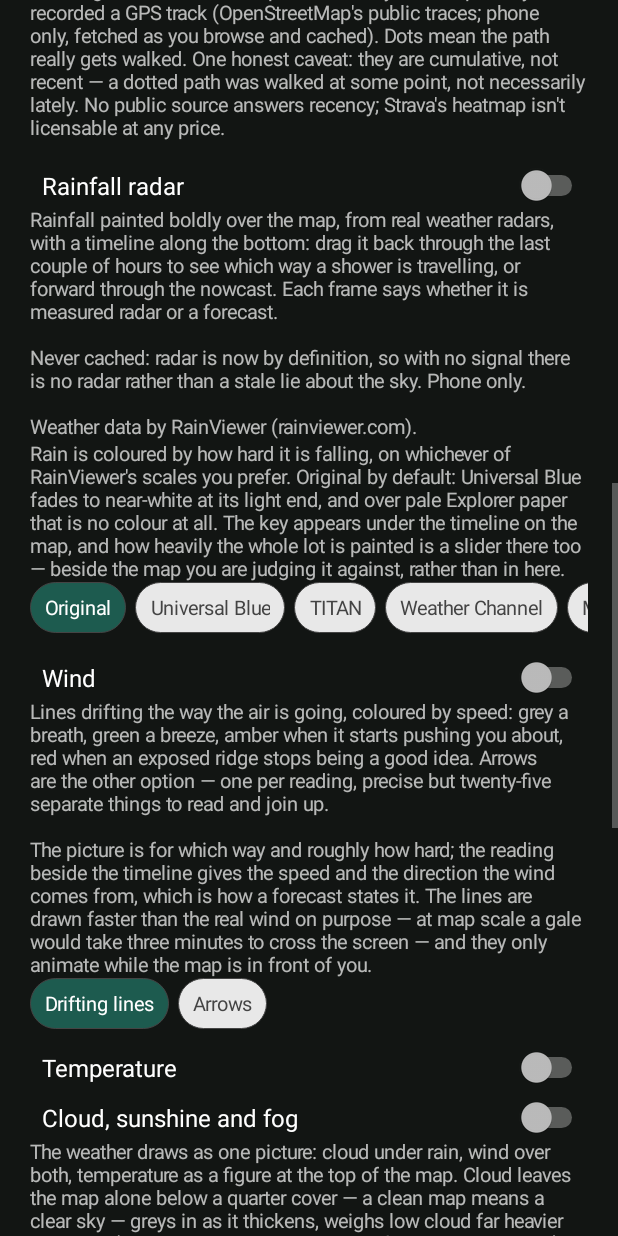
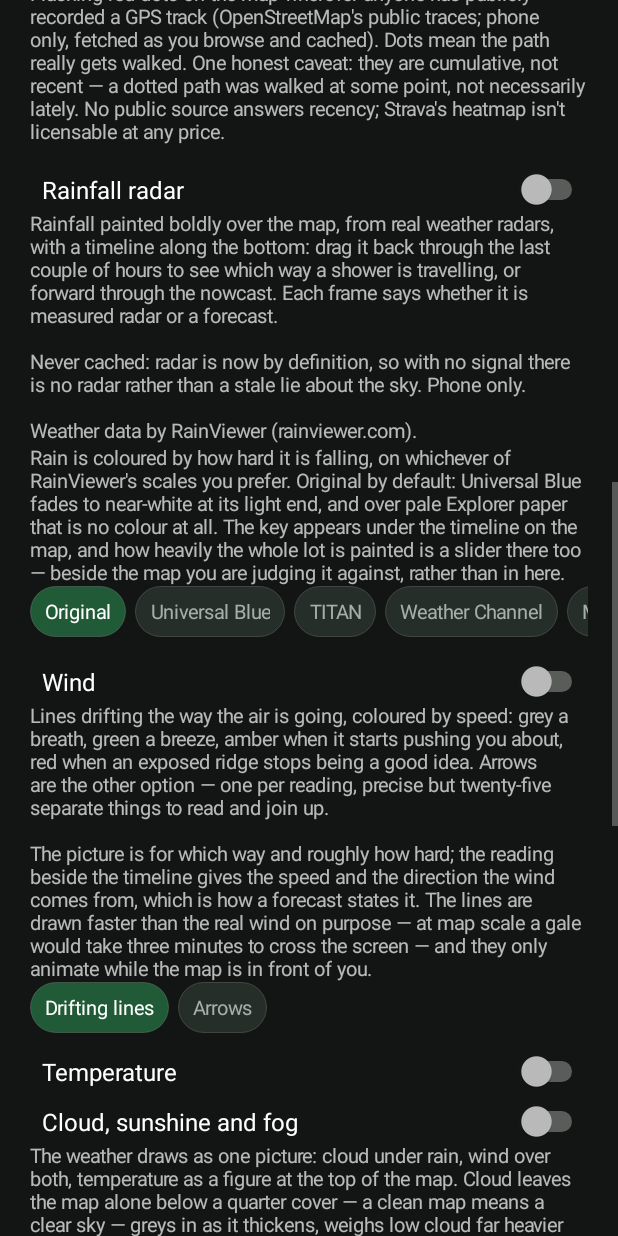
Before and after one commit to jollydoddger/Life, an Android app: the SettingsActivity screen opened directly, with no data from a screen before it, scrolled down 1153 dp, on a phone screen of 412 x 824 dp. Run offline under Robolectric (Android 15) with nearby library versions, the phone set to English and light mode, and no system bars; libraries missing offline, so code that uses them is left out: com.anthropic.client, com.anthropic.core, com.anthropic.models.

Commit message:
The other screens join the same design
Chat: dark like everything else — its ask bar was the second surviving
cream bar — bubbles as rounded cards, and a mic. It was the one place
in the app that could not listen, which was an accident of history, not
a decision: hold to talk, release to send, same as the map, through the
hold-to-talk binder Ui.kt already carries.

Settings: headings become the quiet caps the app now uses, the chip
strips and swatches move onto the shared palette (killing the one stray
green that matched nothing else), and the chosen colour's ring reads on
a dark screen. The stock widgets went dark with the theme commit.

Walks and Weather: rows become rounded cards with press feedback,
section names go from full-width green bars to quiet caps — the rows
are the content on both screens — and the last inline colours of the
old family become Palette names.

Co-Authored-By: Claude Fable 5 <noreply@anthropic.com>
Claude-Session: https://claude.ai/code/session_014Qco4czthLg5AUZVReqDXM

```diff
--- a/phone/src/main/java/com/jollydoddger/waymark/SettingsActivity.kt
+++ b/phone/src/main/java/com/jollydoddger/waymark/SettingsActivity.kt
@@ -117,9 +117,11 @@ class SettingsActivity : Activity() {
         }
 
         fun heading(text: String) = TextView(this).apply {
-            this.text = text
-            textSize = 16f
-            setPadding(0, dp(20), 0, dp(6))
+            this.text = text.uppercase()
+            textSize = Ui.MICRO
+            letterSpacing = 0.08f
+            setTextColor(Palette.inkFaint)
+            setPadding(0, dp(26), 0, dp(8))
         }
 
         // A fixed palette rather than a colour wheel: six choices are one
@@ -134,7 +136,10 @@ class SettingsActivity : Activity() {
                         shape = GradientDrawable.OVAL
                         setColor(colour)
                         // The chosen one wears a ring, so it is obvious which is on.
-                        setStroke(dp(if (colour == current()) 4 else 1), Color.DKGRAY)
+                        setStroke(
+                            dp(if (colour == current()) 4 else 1),
+                            if (colour == current()) Palette.ink else Palette.stroke,
+                        )
                     }
                 }
             }
@@ -168,10 +173,10 @@ class SettingsActivity : Activity() {
                     val on = value == current()
                     view.background = GradientDrawable().apply {
                         cornerRadius = dp(18).toFloat()
-                        setColor(if (on) Color.rgb(29, 91, 79) else Color.rgb(232, 232, 232))
-                        setStroke(dp(1), Color.DKGRAY)
+                        setColor(if (on) Palette.green else Palette.raised)
+                        setStroke(dp(1), Palette.stroke)
                     }
-                    view.setTextColor(if (on) Color.WHITE else Color.DKGRAY)
+                    view.setTextColor(if (on) Palette.ink else Palette.inkMut)
                 }
             }
             options.forEach { (label, value) ->
```
Also changed, not shown: phone/src/main/java/com/jollydoddger/waymark/ChatActivity.kt (+46 -9 lines), phone/src/main/java/com/jollydoddger/waymark/WalksActivity.kt (+13 -8 lines), phone/src/main/java/com/jollydoddger/waymark/WeatherActivity.kt (+7 -5 lines).
